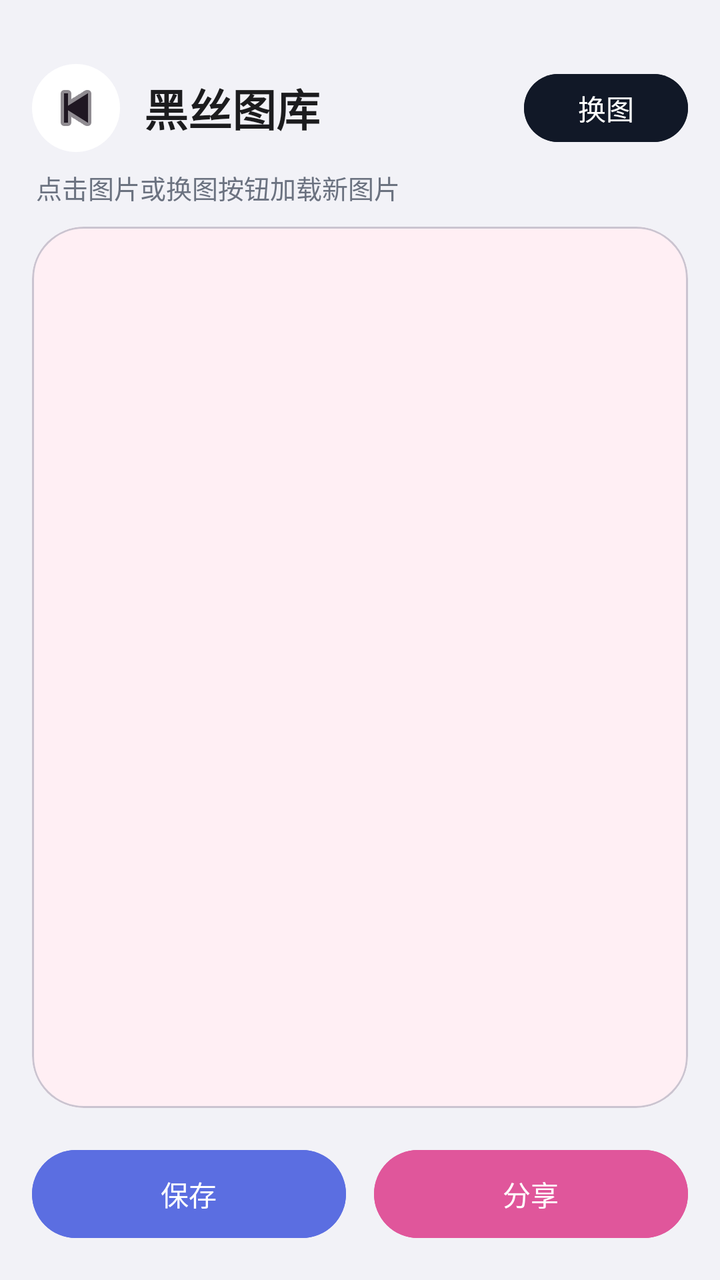
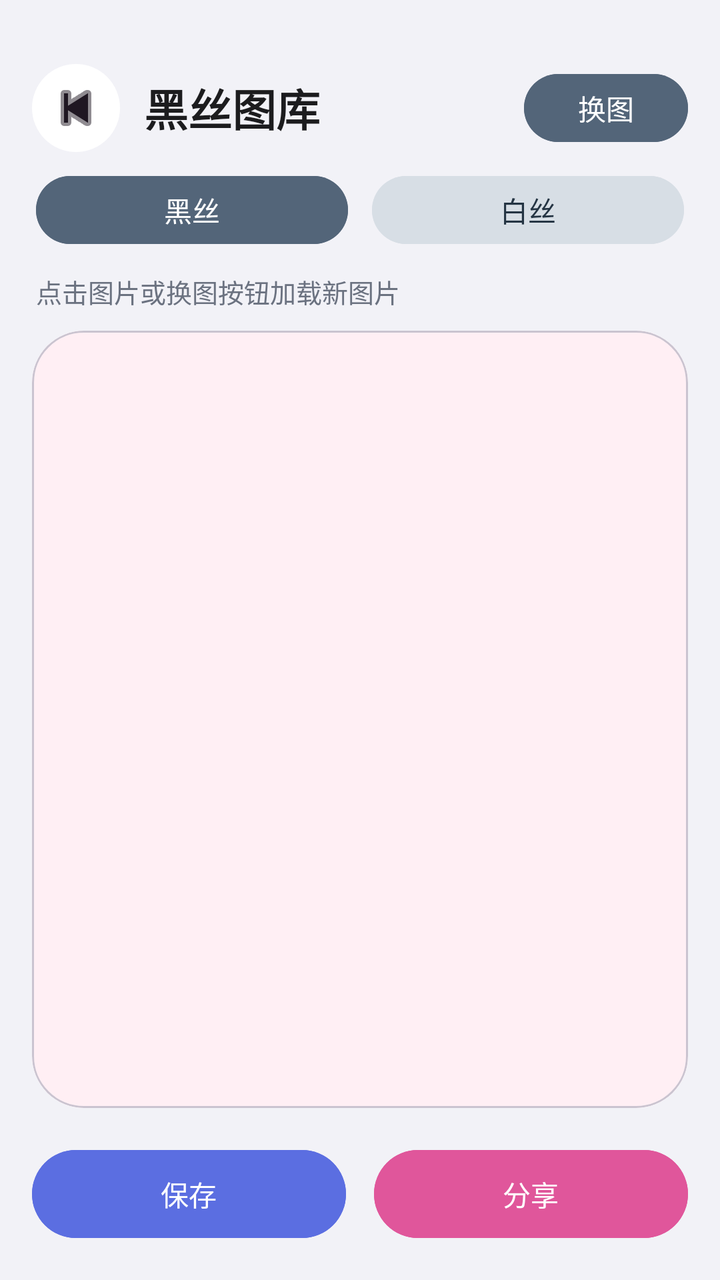

An Android layout rendered at two revisions. The XML below is the earlier revision; the diff shows what the commit changed to produce the second picture.
<!-- AndroidManifest.xml: application theme Theme.YunoTools -->
<!-- res/layout/activity_heisi_image.xml -->
<?xml version="1.0" encoding="utf-8"?>
<FrameLayout xmlns:android="http://schemas.android.com/apk/res/android"
    xmlns:app="http://schemas.android.com/apk/res-auto"
    android:id="@+id/heisiRoot"
    android:layout_width="match_parent"
    android:layout_height="match_parent"
    android:background="#F2F2F7">

    <LinearLayout
        android:layout_width="match_parent"
        android:layout_height="match_parent"
        android:orientation="vertical">

        <LinearLayout
            android:layout_width="match_parent"
            android:layout_height="84dp"
            android:gravity="center_vertical"
            android:orientation="horizontal"
            android:paddingStart="16dp"
            android:paddingTop="24dp"
            android:paddingEnd="16dp">

            <ImageButton
                android:id="@+id/btnBack"
                android:layout_width="44dp"
                android:layout_height="44dp"
                android:background="@drawable/bg_circle_white"
                android:contentDescription="返回"
                android:padding="12dp"
                android:src="@android:drawable/ic_media_previous"
                app:tint="#1F1722" />

            <TextView
                android:layout_width="0dp"
                android:layout_height="match_parent"
                android:layout_marginStart="12dp"
                android:layout_weight="1"
                android:gravity="center_vertical"
                android:text="黑丝图库"
                android:textColor="#1C1C1E"
                android:textSize="22sp"
                android:textStyle="bold" />

            <Button
                android:id="@+id/btnRefresh"
                android:layout_width="82dp"
                android:layout_height="42dp"
                android:backgroundTint="#111827"
                android:text="换图"
                android:textColor="#FFFFFF"
                android:textSize="14sp" />
        </LinearLayout>

        <TextView
            android:id="@+id/tvStatus"
            android:layout_width="match_parent"
            android:layout_height="wrap_content"
            android:paddingStart="18dp"
            android:paddingEnd="18dp"
            android:paddingBottom="10dp"
            android:text="点击图片或换图按钮加载新图片"
            android:textColor="#6B7280"
            android:textSize="13sp" />

        <com.google.android.material.card.MaterialCardView
            android:layout_width="match_parent"
            android:layout_height="0dp"
            android:layout_marginStart="16dp"
            android:layout_marginEnd="16dp"
            android:layout_marginBottom="14dp"
            android:layout_weight="1"
            app:cardBackgroundColor="#FFFFFFFF"
            app:cardCornerRadius="26dp"
            app:cardElevation="0dp">

            <FrameLayout
                android:layout_width="match_parent"
                android:layout_height="match_parent"
                android:background="#FFEFF4">

                <ImageView
                    android:id="@+id/ivHeisi"
                    android:layout_width="match_parent"
                    android:layout_height="match_parent"
                    android:contentDescription="图片"
                    android:scaleType="fitCenter" />

                <ProgressBar
                    android:id="@+id/progress"
                    android:layout_width="48dp"
                    android:layout_height="48dp"
                    android:layout_gravity="center"
                    android:visibility="gone" />
            </FrameLayout>
        </com.google.android.material.card.MaterialCardView>

        <LinearLayout
            android:layout_width="match_parent"
            android:layout_height="72dp"
            android:gravity="center"
            android:orientation="horizontal"
            android:paddingStart="16dp"
            android:paddingEnd="16dp"
            android:paddingBottom="14dp">

            <Button
                android:id="@+id/btnSave"
                android:layout_width="0dp"
                android:layout_height="52dp"
                android:layout_marginEnd="7dp"
                android:layout_weight="1"
                android:backgroundTint="#5B6EE1"
                android:text="保存"
                android:textColor="#FFFFFF" />

            <Button
                android:id="@+id/btnShare"
                android:layout_width="0dp"
                android:layout_height="52dp"
                android:layout_marginStart="7dp"
                android:layout_weight="1"
                android:backgroundTint="#E0569B"
                android:text="分享"
                android:textColor="#FFFFFF" />
        </LinearLayout>
    </LinearLayout>
</FrameLayout>
<!-- resources referenced by this layout -->
<resources>
  <!-- drawable bg_circle_white (drawable) -->
  <?xml version="1.0" encoding="utf-8"?>
  <shape xmlns:android="http://schemas.android.com/apk/res/android" android:shape="oval">
      <solid android:color="#FFFFFFFF" />
  </shape>
  <style name="Theme.YunoTools" parent="Theme.Material3.Light.NoActionBar">
          <item name="colorPrimary">@color/primary</item>
          <item name="colorPrimaryDark">@color/primary_dark</item>
          <item name="colorAccent">@color/accent</item>
          <item name="android:statusBarColor">#F2F2F7</item>
          <item name="android:windowLightStatusBar">true</item>
          <item name="android:navigationBarColor">@android:color/white</item>
          <item name="android:windowLightNavigationBar">true</item>
      </style>
  <color name="primary">#536579</color>
  <color name="primary_dark">#405365</color>
  <color name="accent">#71859A</color>
</resources>

<!-- the commit's change to res/layout/activity_heisi_image.xml (unified diff, before → after) -->
@@ -45,9 +45,37 @@
                 android:id="@+id/btnRefresh"
                 android:layout_width="82dp"
                 android:layout_height="42dp"
-                android:backgroundTint="#111827"
+                android:backgroundTint="#536579"
                 android:text="换图"
                 android:textColor="#FFFFFF"
+                android:textSize="14sp" />
+        </LinearLayout>
+        <LinearLayout
+            android:layout_width="match_parent"
+            android:layout_height="wrap_content"
+            android:orientation="horizontal"
+            android:paddingStart="18dp"
+            android:paddingEnd="18dp"
+            android:paddingBottom="10dp">
+            <Button
+                android:id="@+id/btnBlackSilk"
+                android:layout_width="0dp"
+                android:layout_height="42dp"
+                android:layout_marginEnd="6dp"
+                android:layout_weight="1"
+                android:backgroundTint="#536579"
+                android:text="黑丝"
+                android:textColor="#FFFFFF"
+                android:textSize="14sp" />
+            <Button
+                android:id="@+id/btnWhiteSilk"
+                android:layout_width="0dp"
+                android:layout_height="42dp"
+                android:layout_marginStart="6dp"
+                android:layout_weight="1"
+                android:backgroundTint="#D7DEE5"
+                android:text="白丝"
+                android:textColor="#243443"
                 android:textSize="14sp" />
         </LinearLayout>
 
